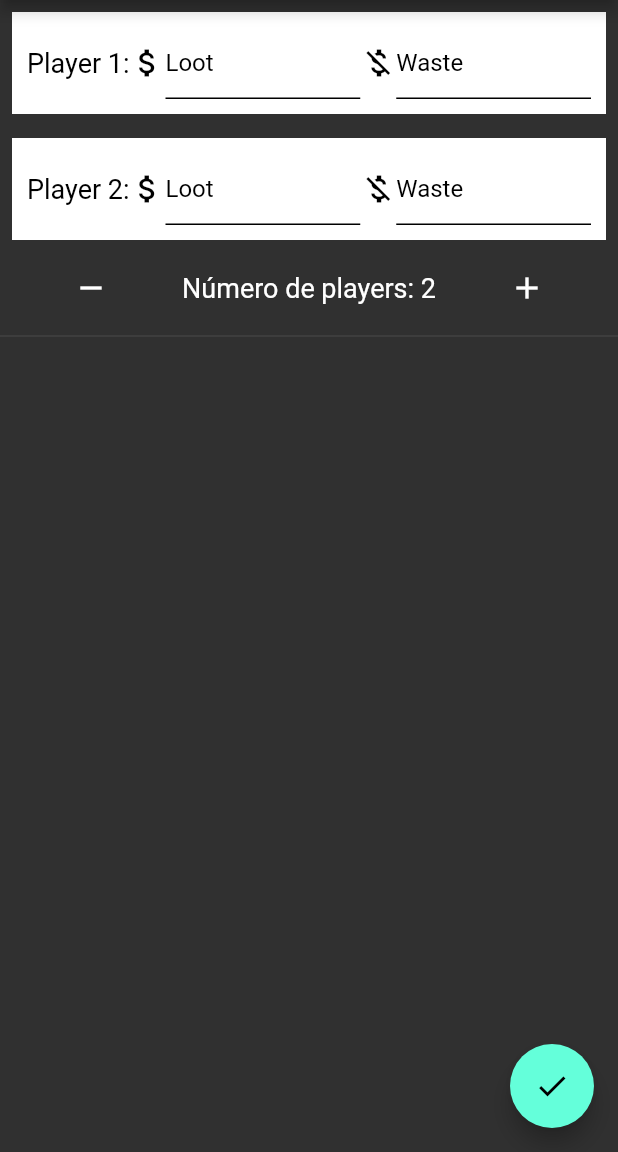
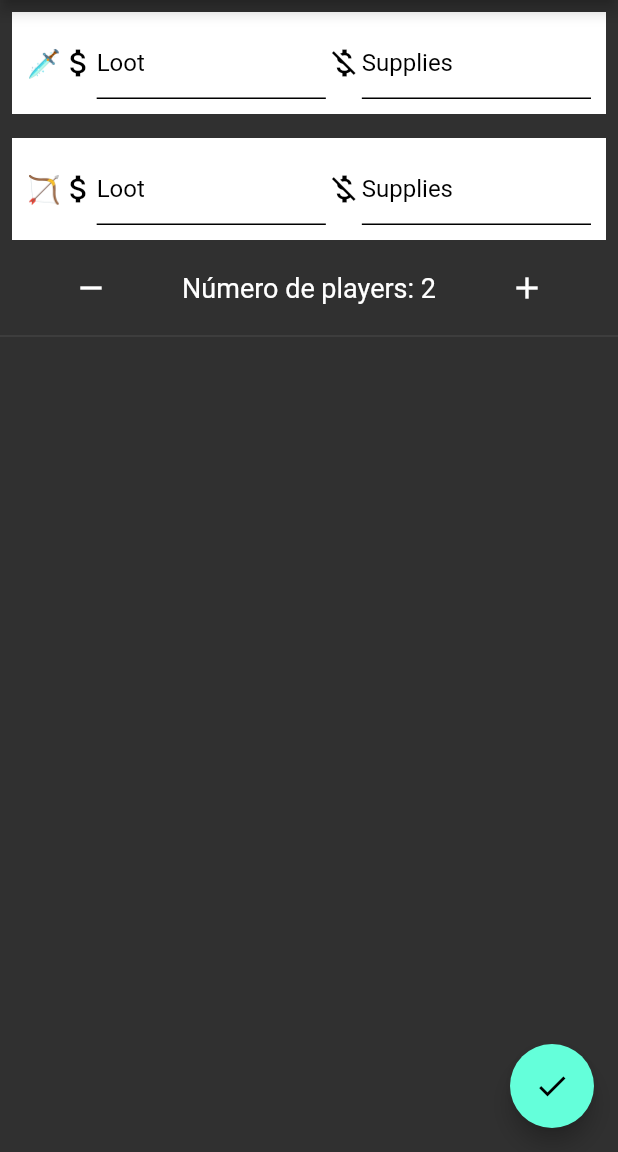
Before and after one commit to naslausky/loot_calculator, a Flutter app: the screen it shows after launch, on a phone screen of 412 x 824 dp, the part 84-1236 px from its top. Run offline on Flutter 3.47's test engine with Material 2 defaults, Android fonts, the light colour scheme and no system bars; our stand-ins replace share.

Commit message:
[E] Adiciona possibilidade de escolha de icone para cada jogador.

```diff
--- a/lib/telaValores.dart
+++ b/lib/telaValores.dart
@@ -11,9 +11,40 @@ class _TelaValoresState extends State<TelaValores> {
   final MAX_NUMERO_PLAYERS_PERMITIDO = 5;
   List<TextEditingController> wastes = [];
   List<TextEditingController> loots = [];
+  List<int> vocacoesEscolhidas = [];
   int numeroDePlayersEscolhido = 2;
   String compartilhamento;
   bool calculado = false;
+  int numeroDeVocacoesRepetidas({int vocacao, int indice}) {
+    int resultado = 0;
+    //print("vocação $vocacao");
+    //print("Vocacoes : $vocacoesEscolhidas");
+    for (int j = 0; j < indice; j++) {
+      //print(vocacao);
+
+      if (vocacoesEscolhidas[j] == vocacao) {
+        resultado++;
+      }
+    }
+    //print("indice: $indice");
+    //print("resultado:$resultado");
+    //print("INDICE: $indice resultado: $resultado");
+    return resultado;
+  }
+
+  String emojiParaIndice(int i) {
+    if (i % 4 == 0) {
+      //return '⚔️';
+      //return '🛡';
+      return '🗡';
+    } else if (i % 4 == 1)
+      return '🏹';
+    else if (i % 4 == 2)
+      return '🔥';
+    else
+      return '❄️';
+  }
+
   List<Widget> listaResultado() {
     int wasteTotal = 0;
     int lootTotal = 0;
@@ -51,9 +82,11 @@ class _TelaValoresState extends State<TelaValores> {
       } catch (e) {}
 
       profitDoPlayer = lootPlayer - wastePlayer;
+      String numerodoPlayer =
+          "${numeroDeVocacoesRepetidas(vocacao: vocacoesEscolhidas[i], indice: i) > 0 ? numeroDeVocacoesRepetidas(vocacao: vocacoesEscolhidas[i], indice: i) + 1 : ""}";
 
       String textoDoPlayer = calculado
-          ? 'Player ${i + 1}: ${(profitDoPlayer > paraCadaUm) ? 'paga ${(profitDoPlayer - paraCadaUm).toStringAsFixed(2)}' : 'recebe ${(paraCadaUm - profitDoPlayer).toStringAsFixed(2)}'}'
+          ? '${emojiParaIndice(vocacoesEscolhidas[i])}$numerodoPlayer: ${(profitDoPlayer > paraCadaUm) ? 'paga ${(profitDoPlayer - paraCadaUm).toStringAsFixed(2)}' : 'recebe ${(paraCadaUm - profitDoPlayer).toStringAsFixed(2)}'}'
           : '';
       compartilhamento += textoDoPlayer + '\n';
       lista.add(
@@ -123,6 +156,7 @@ class _TelaValoresState extends State<TelaValores> {
   List<Widget> listaTextEdits() {
     List<Widget> lista = [];
     for (int i = 0; i < numeroDePlayersEscolhido; i++) {
+      //print(numeroDePlayersEscolhido);
       lista.add(Padding(
         padding: const EdgeInsets.all(8.0),
         child: Container(
@@ -130,9 +164,17 @@ class _TelaValoresState extends State<TelaValores> {
           color: Colors.white,
           child: Row(
             children: <Widget>[
-              Text(
-                'Player ${i + 1}:',
-                style: TextStyle(color: Colors.black, fontSize: 18.0),
+              GestureDetector(
+                onTap: () {
+                  setState(() {
+                    calculado = false;
+                    vocacoesEscolhidas[i] = (vocacoesEscolhidas[i] + 1) % 4;
+                  });
+                },
+                child: Text(
+                  '${emojiParaIndice(vocacoesEscolhidas[i])}${numeroDeVocacoesRepetidas(vocacao: vocacoesEscolhidas[i], indice: i) > 0 ? numeroDeVocacoesRepetidas(vocacao: vocacoesEscolhidas[i], indice: i) + 1 : ""}',
+                  style: TextStyle(color: Colors.black, fontSize: 18.0),
+                ),
               ),
               Icon(
                 Icons.attach_money,
@@ -164,7 +206,7 @@ class _TelaValoresState extends State<TelaValores> {
                 inputFormatters: [WhitelistingTextInputFormatter.digitsOnly],
                 decoration: InputDecoration(
                     enabledBorder: UnderlineInputBorder(),
-                    hintText: 'Waste',
+                    hintText: 'Supplies',
                     hintStyle: TextStyle(color: Colors.black)),
                 style: TextStyle(color: Colors.black),
                 onChanged: (valor) {
@@ -184,11 +226,12 @@ class _TelaValoresState extends State<TelaValores> {
 
   @override
   void initState() {
+    super.initState();
     for (int i = 0; i < MAX_NUMERO_PLAYERS_PERMITIDO; i++) {
       wastes.add(TextEditingController());
       loots.add(TextEditingController());
+      vocacoesEscolhidas.add(i % 4);
     }
-    super.initState();
   }
 
   @override
```
